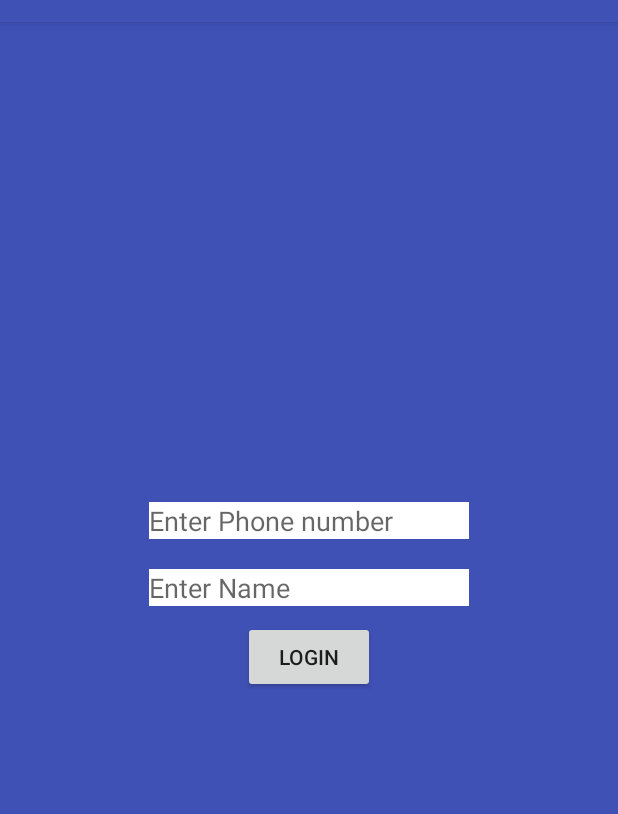
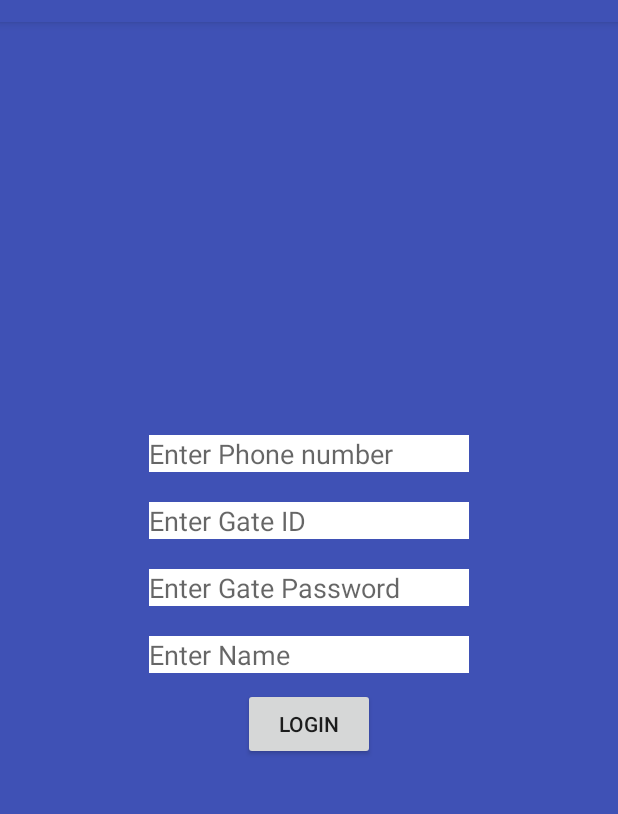
Before and after one commit to Dwijraj/TouristUser, an Android app: the screen it shows after launch (sign_In_Activity), on a phone screen of 412 x 824 dp, the part 62-876 px from its top. Run offline under Robolectric (Android 15) with nearby library versions, the phone set to English and light mode, and no system bars; our stand-ins replace Firebase (no records; nobody signed in at launch, a user with empty details on screens opened directly); libraries missing offline, so code that uses them is left out: com.google.zxing.integration.

Commit message:
Added GATE ID and GATE PASSWORD field while authentication

```diff
--- a/app/src/main/res/layout/activity_sign__in_.xml
+++ b/app/src/main/res/layout/activity_sign__in_.xml
@@ -11,7 +11,8 @@
     android:paddingTop="@dimen/activity_vertical_margin"
     tools:context="pass.com.passsecurity.sign_In_Activity">
 
-    <RelativeLayout
+    <LinearLayout
+        android:gravity="center"
         android:layout_width="match_parent"
         android:layout_height="wrap_content"
         android:layout_centerHorizontal="true"
@@ -36,6 +37,43 @@
 
 
         </LinearLayout>
+
+        <LinearLayout
+            android:layout_marginTop="20dp"
+            android:layout_width="wrap_content"
+            android:layout_height="wrap_content"
+            android:layout_centerHorizontal="true">
+            <EditText
+                android:layout_gravity="center"
+                android:layout_width="wrap_content"
+                android:layout_height="wrap_content"
+                android:ems="10"
+                android:id="@+id/GATE_ID"
+                android:hint="Enter Gate ID"
+                android:background="#ffff" />
+
+
+        </LinearLayout>
+
+
+
+        <LinearLayout
+            android:layout_marginTop="20dp"
+            android:layout_width="wrap_content"
+            android:layout_height="wrap_content"
+            android:layout_centerHorizontal="true">
+            <EditText
+                android:layout_gravity="center"
+                android:layout_width="wrap_content"
+                android:layout_height="wrap_content"
+                android:ems="10"
+                android:id="@+id/GATE_PASSWORD"
+                android:hint="Enter Gate Password"
+                android:background="#ffff" />
+
+
+        </LinearLayout>
+
 
         <LinearLayout
             android:id="@+id/LinearLayout_2"
@@ -76,7 +114,7 @@
 
         </LinearLayout>
 
-    </RelativeLayout>
+    </LinearLayout>
 
 
 </RelativeLayout>
```
Also changed, not shown: app/src/main/java/pass/com/passsecurity/sign_In_Activity.java (+83 -63 lines).
